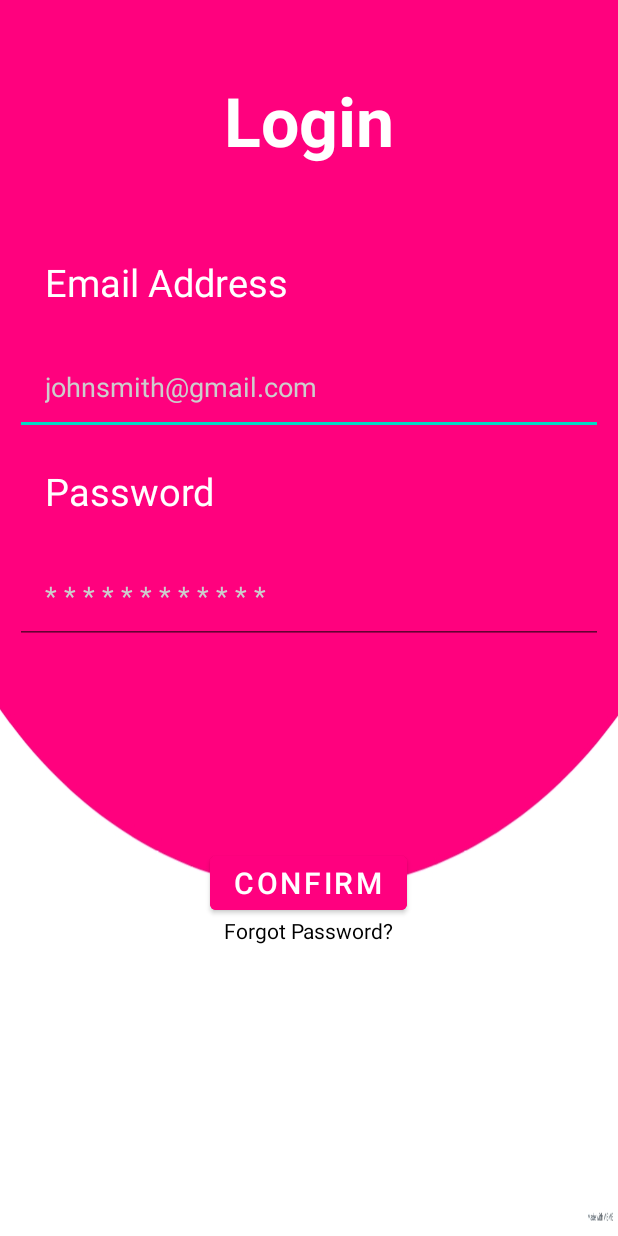
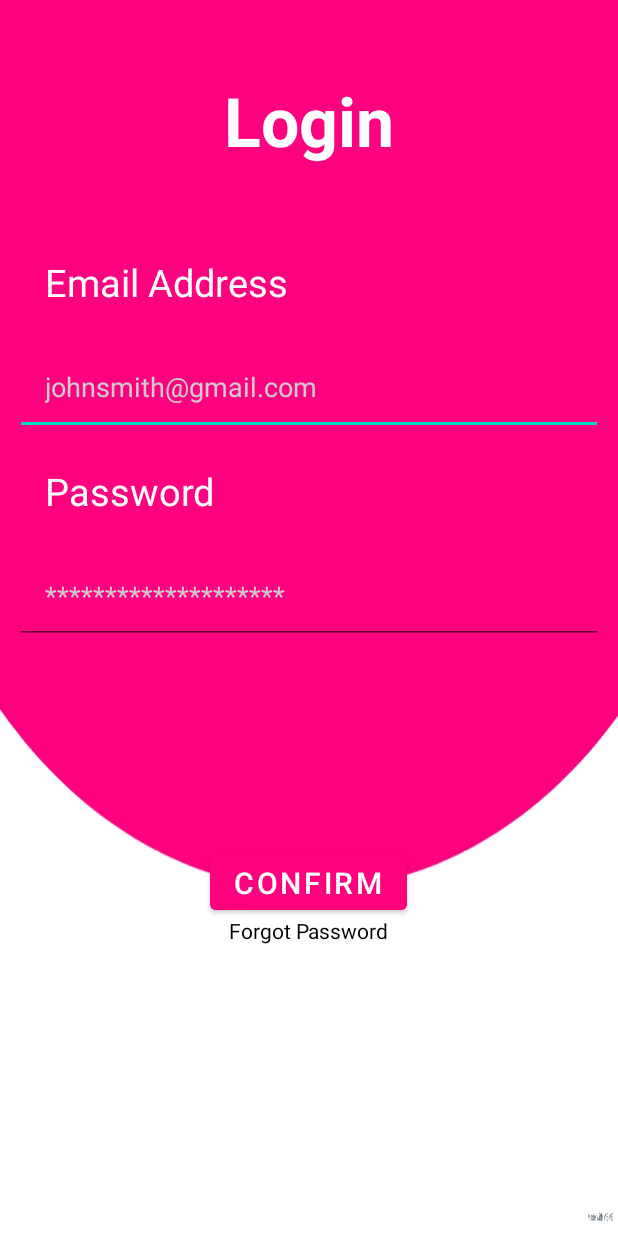
Before and after one commit to LucyZachos/The-Sustainable-Spoonful, an Android app: the screen it shows after launch (MainActivity), on a phone screen of 412 x 824 dp. Run offline under Robolectric (Android 15) with nearby library versions, the phone set to English and light mode, and no system bars.

Commit message:
Resolved Warnings
Resolved warnings related to hard coded text found in the activity_main.xml file.

```diff
--- a/SustainableSpoonfulApp/app/src/main/res/layout/activity_main.xml
+++ b/SustainableSpoonfulApp/app/src/main/res/layout/activity_main.xml
@@ -8,78 +8,87 @@
     tools:context=".MainActivity">
 
     <TextView
+        android:id="@+id/Login"
         android:layout_width="match_parent"
         android:layout_height="wrap_content"
-        android:id="@+id/Login"
-        android:text="Login"
+        android:layout_marginStart="50dp"
+        android:layout_marginTop="50dp"
+        android:layout_marginEnd="50dp"
+        android:layout_marginBottom="50dp"
+        android:gravity="center"
+        android:text="@string/login_label"
         android:textColor="@color/white"
-        android:textSize="45dp"
-        android:textStyle="bold"
-        android:layout_margin="50dp"
-        android:gravity="center"
-        />
+        android:textSize="45sp"
+        android:textStyle="bold" />
 
    <TextView
        android:layout_width="wrap_content"
        android:layout_height="wrap_content"
        android:id="@+id/emailLabel"
        android:layout_below="@+id/Login"
-       android:text="Email Address"
+       android:text="@string/email_address_label"
        android:textColor="@color/white"
-       android:textSize="25dp"
+       android:textSize="25sp"
        android:padding="10dp"
-       android:layout_marginLeft="20dp"/>
+       android:layout_marginStart="20dp"/>
 
     <EditText
         android:id="@+id/EmailAddress"
         android:layout_width="match_parent"
         android:layout_height="wrap_content"
         android:layout_below="@+id/emailLabel"
-        android:hint="johnsmith@gmail.com"
-        android:textColorHint="@color/lightGrey"
+        android:layout_marginStart="10dp"
+        android:layout_marginTop="10dp"
+        android:layout_marginEnd="10dp"
+        android:layout_marginBottom="10dp"
+        android:hint="@string/email_autofill_example"
+        android:padding="20dp"
         android:textColor="@color/white"
-        android:layout_margin="10dp"
-        android:padding="20dp" />
+        android:textColorHint="@color/lightGrey" />
 
     <TextView
         android:layout_width="wrap_content"
         android:layout_height="wrap_content"
         android:id="@+id/passwordLabel"
         android:layout_below="@+id/EmailAddress"
-        android:text="Password"
+        android:text="@string/password_label"
         android:textColor="@color/white"
-        android:textSize="25dp"
+        android:textSize="25sp"
         android:padding="10dp"
-        android:layout_marginLeft="20dp"/>
+        android:layout_marginStart="20dp" />
 
     <EditText
         android:id="@+id/Password"
         android:layout_width="match_parent"
         android:layout_height="wrap_content"
         android:layout_below="@+id/passwordLabel"
-        android:hint="* * * * * * * * * * * *"
+        android:hint="@string/password_autofill_example"
         android:textColorHint="@color/lightGrey"
         android:textColor="@color/white"
         android:layout_margin="10dp"
-        android:padding="20dp" />
+        android:padding="20dp"  />
 
     <com.google.android.material.button.MaterialButton
+        android:id="@+id/Loginbtn"
         android:layout_width="wrap_content"
         android:layout_height="wrap_content"
-        android:id="@+id/Loginbtn"
         android:layout_below="@+id/Password"
-        android:text="Confirm"
-        android:textSize="20dp"
+        android:layout_centerHorizontal="true"
+        android:layout_marginStart="125dp"
+        android:layout_marginTop="125dp"
+        android:layout_marginEnd="125dp"
+        android:layout_marginBottom="125dp"
         android:backgroundTint="@color/pink"
-        android:layout_centerHorizontal="true"
-        android:layout_margin="125dp"/>
+        android:text="@string/confirm_label"
+        android:textSize="20sp"
+        tools:ignore="TouchTargetSizeCheck" />
 
     <TextView
         android:layout_width="wrap_content"
         android:layout_height="wrap_content"
         android:id="@+id/forgotpassword"
         android:layout_below="@+id/Login"
-        android:text="Forgot Password?"
+        android:text="@string/forgot_password_label"
         android:textColor="@color/black"
         android:layout_centerHorizontal="true"
         android:layout_margin="450dp"/>
--- a/SustainableSpoonfulApp/app/src/main/res/values/strings.xml
+++ b/SustainableSpoonfulApp/app/src/main/res/values/strings.xml
@@ -1,3 +1,12 @@
 <resources>
     <string name="app_name">SustainableSpoonfulApp</string>
+
+    <!--30/05/2023: Added string resources instead of using hardcoded strings for the Login Page:-->
+    <string name="login_label">Login</string>
+    <string name="email_address_label">Email Address</string>
+    <string name="password_label">Password</string>
+    <string name="confirm_label">Confirm</string>
+    <string name="forgot_password_label">Forgot Password</string>
+    <string name="email_autofill_example">johnsmith@gmail.com</string>
+    <string name="password_autofill_example">********************</string>
 </resources>
```
